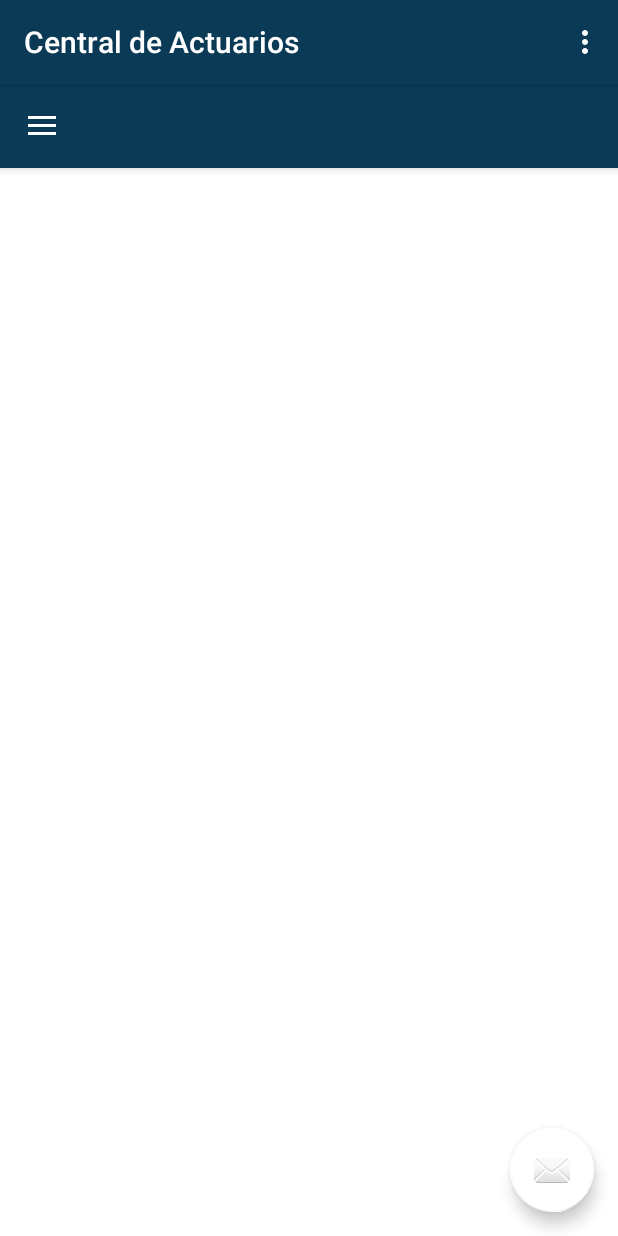
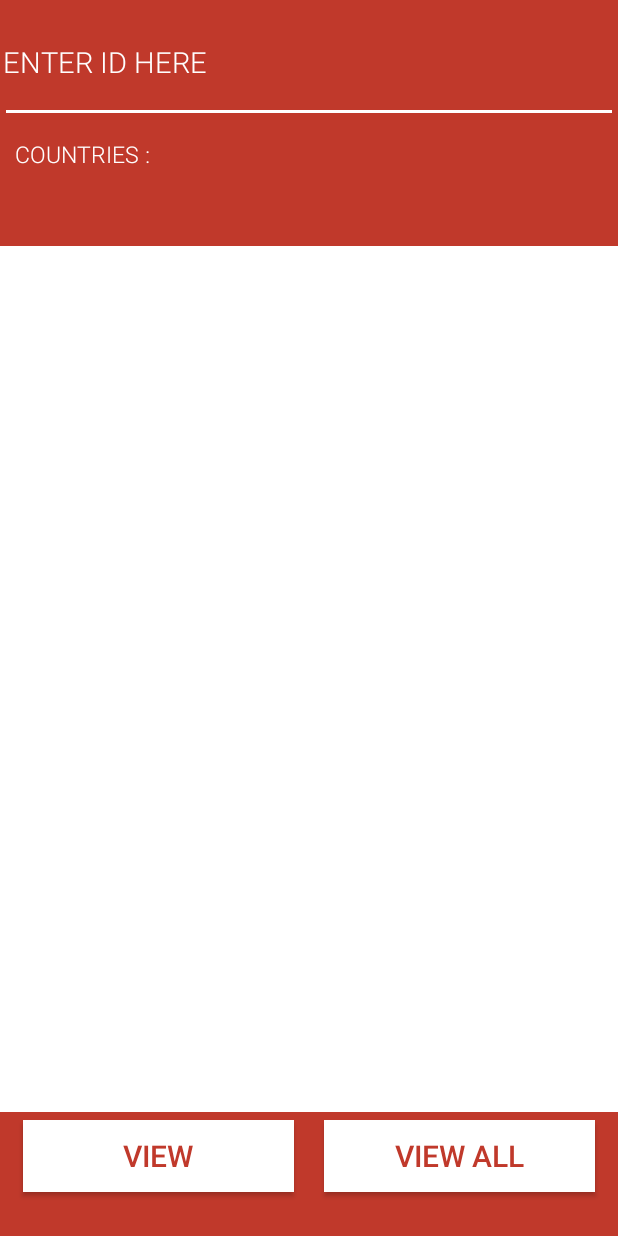
Before and after one commit to idarh/CentralActuarios, an Android app: the MainActivity screen opened directly, with no data from a screen before it, after a tap on "Sincronizar", on a phone screen of 412 x 824 dp. Run offline under Robolectric (Android 15) with nearby library versions, the phone set to English and light mode, and no system bars; 1 statement that could not run was skipped; 1 other tap on this screen came first.

Commit message:
prueba p-a

```diff
--- a/app/build.gradle
+++ b/app/build.gradle
@@ -37,5 +37,6 @@ dependencies {
     compile 'com.android.support:cardview-v7:22.2.1'
     compile 'com.nineoldandroids:library:2.4.0'
 
-
+    compile 'com.skyfishjy.ripplebackground:library:1.0.1'
+    compile 'com.victor:lib:1.0.4'
 }
--- a/app/src/main/java/com/example/sistemas/centralactuarios/ConnectionClass.java
+++ b/app/src/main/java/com/example/sistemas/centralactuarios/ConnectionClass.java
@@ -9,17 +9,13 @@ package com.example.sistemas.centralactuarios;
 import java.sql.SQLException;
 import java.sql.Connection;
 import java.sql.DriverManager;
-/**
- * Created by h-pc on 16-Oct-15.
- */
+
 public class ConnectionClass {
     String ip = "10.12.12.101";
     String classs = "net.sourceforge.jtds.jdbc.Driver";
     String db = "Andro";
     String un = "sa";
     String password = "masterkey";
-
-
     @SuppressLint("NewApi")
     public Connection CONN() {
         StrictMode.ThreadPolicy policy = new StrictMode.ThreadPolicy.Builder()
--- /dev/null
+++ b/app/src/main/java/com/example/sistemas/centralactuarios/LoadCountries.java
@@ -0,0 +1,131 @@
+package com.example.sistemas.centralactuarios;
+
+/**
+ * Created by Sistemas on 03/03/2016.
+ */
+import java.sql.Connection;
+import java.sql.DriverManager;
+import java.sql.PreparedStatement;
+import java.sql.ResultSet;
+import java.sql.SQLException;
+import java.util.ArrayList;
+import android.annotation.SuppressLint;
+import android.app.Activity;
+import android.graphics.Typeface;
+import android.os.Bundle;
+import android.os.StrictMode;
+import android.support.v7.app.ActionBarActivity;
+import android.util.Log;
+import android.view.View;
+import android.widget.AdapterView;
+import android.widget.AdapterView.OnItemClickListener;
+import android.widget.ArrayAdapter;
+import android.widget.Button;
+import android.widget.EditText;
+import android.widget.ListView;
+import android.widget.TextView;
+import android.widget.Toast;
+
+
+
+
+public class LoadCountries extends Activity {
+    TextView lblheader;
+    Typeface font;
+    Button btnviewall,btnview;
+    ListView lstcountry;
+    EditText edtid;
+    /*********** CONNECTION DATABASE VARIABLES **************/
+    String usernameS;
+    String datets;
+    String call="10.12.12.101", db="Andro", un="sa", passwords="masterkey";
+    Connection connect;
+    ResultSet rs;
+
+
+
+
+    @SuppressLint("NewApi")
+    private Connection CONN(String _user, String _pass, String _DB,
+                            String _server) {
+        StrictMode.ThreadPolicy policy = new StrictMode.ThreadPolicy.Builder()
+                .permitAll().build();
+        StrictMode.setThreadPolicy(policy);
+        Connection conn = null;
+        String ConnURL = null;
+        try {
+            Class.forName("net.sourceforge.jtds.jdbc.Driver");
+            ConnURL = "jdbc:jtds:sqlserver://" + _server + ";"
+                    + "databaseName=" + _DB + ";user=" + _user + ";password="
+                    + _pass + ";";
+            conn = DriverManager.getConnection(ConnURL);
+        } catch (SQLException se) {
+            Log.e("ERRO", se.getMessage());
+        } catch (ClassNotFoundException e) {
+            Log.e("ERRO", e.getMessage());
+        } catch (Exception e) {
+            Log.e("ERRO", e.getMessage());
+        }
+        return conn;
+    }
+    @Override
+    protected void onCreate(Bundle savedInstanceState) {
+        super.onCreate(savedInstanceState);
+        setContentView(R.layout.countries);
+
+        lblheader = (TextView) findViewById(R.id.lblheader);
+        lstcountry = (ListView) findViewById(R.id.lstcountry);
+        btnviewall = (Button) findViewById(R.id.btnviewall);
+        btnview = (Button) findViewById(R.id.btnview);
+        edtid = (EditText) findViewById(R.id.edtid);
+        /************* CONNECTION DATABASE VARIABLES ***************/
+        connect = CONN(un, passwords, db, call);
+        btnviewall.setOnClickListener(new View.OnClickListener() {
+            @Override
+            public void onClick(View v) {
+                try {
+                    PreparedStatement statement = connect.prepareStatement("EXEC viewAllCountries");
+                    final ArrayList list = new ArrayList();
+                    rs = statement.executeQuery();
+                    while (rs.next()) {
+                        list.add(rs.getString("CountryName"));
+                    }
+                    ArrayAdapter adapter = new ArrayAdapter(LoadCountries.this,
+                            android.R.layout.simple_list_item_1, list);
+                    lstcountry.setAdapter(adapter);
+                } catch (SQLException e) {
+                    Toast.makeText(LoadCountries.this, e.getMessage().toString(),
+                            Toast.LENGTH_LONG).show();
+                }
+            }
+        });
+        btnview.setOnClickListener(new View.OnClickListener() {
+            @Override
+            public void onClick(View v) {
+                try {
+                    PreparedStatement statement = connect.prepareStatement("EXEC viewCountry '"+edtid.getText().toString()+"'");
+                    final ArrayList list = new ArrayList();
+                    rs = statement.executeQuery();
+                    while (rs.next()) {
+                        list.add(rs.getString("CountryName"));
+                    }
+                    ArrayAdapter adapter = new ArrayAdapter(LoadCountries.this,
+                            android.R.layout.simple_list_item_1, list);
+                    lstcountry.setAdapter(adapter);
+                } catch (SQLException e) {
+                    Toast.makeText(LoadCountries.this, e.getMessage().toString(),
+                            Toast.LENGTH_LONG).show();
+                }
+            }
+        });
+        lstcountry.setOnItemClickListener(new OnItemClickListener() {
+            @Override
+            public void onItemClick(AdapterView<?> parent, View view,
+                                    int position, long id) {
+                // TODO Auto-generated method stub
+                String item = lstcountry.getItemAtPosition(position).toString();
+                Toast.makeText(LoadCountries.this, item + " selected", Toast.LENGTH_LONG).show();
+            }
+        });
+    }
+}
--- a/app/src/main/java/com/example/sistemas/centralactuarios/MainActivity.java
+++ b/app/src/main/java/com/example/sistemas/centralactuarios/MainActivity.java
@@ -102,6 +102,8 @@ public class MainActivity extends AppCompatActivity
 
 
         if (id == R.id.nav_sync) {
+            Intent i = new Intent(this, LoadCountries.class);
+            startActivity(i);
 
         } else if (id == R.id.nav_map) {
             Intent i = new Intent(this, MapActivity.class);
@@ -117,6 +119,8 @@ public class MainActivity extends AppCompatActivity
             startActivity(i);
 
         } else if (id == R.id.nav_location) {
+            Intent i = new Intent(this, LoadCountries.class);
+            startActivity(i);
 
         } else if (id == R.id.nav_share) {
 
--- a/app/src/main/res/layout/activity_estado.xml
+++ b/app/src/main/res/layout/activity_estado.xml
@@ -6,7 +6,7 @@
     android:id="@+id/drawer_layout"
     android:layout_width="match_parent"
     android:layout_height="match_parent"
-    android:background="@color/fontwhite"
+    android:background="@color/colorbackground"
     android:fitsSystemWindows="true"
     tools:openDrawer="start">
 
@@ -24,4 +24,5 @@
         app:headerLayout="@layout/nav_header_main"
         app:menu="@menu/activity_main_drawer" />
 
+
 </android.support.v4.widget.DrawerLayout>
--- /dev/null
+++ b/app/src/main/res/layout/countries.xml
@@ -0,0 +1,65 @@
+<?xml version="1.0" encoding="utf-8"?>
+<LinearLayout xmlns:android="http://schemas.android.com/apk/res/android"
+    android:layout_width="match_parent"
+    android:layout_height="match_parent"
+    android:background="#c0392b"
+    android:orientation="vertical"
+    android:weightSum="10" >
+    <EditText
+        android:id="@+id/edtid"
+        android:layout_width="match_parent"
+        android:layout_height="0dp"
+        android:layout_weight="1"
+        android:hint="ENTER ID HERE"
+        android:padding="2dp"
+        android:textColor="#fff"
+        android:textColorHint="#fff"
+        android:textSize="19sp" />
+    <TextView
+        android:id="@+id/lblheader"
+        android:layout_width="match_parent"
+        android:layout_height="0dp"
+        android:layout_weight="1"
+        android:padding="10dp"
+        android:text="COUNTRIES : "
+        android:textColor="#fff"
+        android:textSize="15sp" />
+    <ListView
+        android:id="@+id/lstcountry"
+        android:layout_width="match_parent"
+        android:layout_height="0dp"
+        android:layout_weight="7"
+        android:background="#fff"
+        android:divider="#252525"
+        android:dividerHeight="1dp" >
+    </ListView>
+    <LinearLayout
+        android:layout_width="match_parent"
+        android:layout_height="0dp"
+        android:layout_weight="1"
+        android:orientation="horizontal"
+        android:padding="5dp" >
+        <Button
+            android:id="@+id/btnview"
+            android:layout_width="0dp"
+            android:layout_height="wrap_content"
+            android:layout_marginLeft="10dp"
+            android:layout_marginRight="10dp"
+            android:layout_weight="1"
+            android:background="#fff"
+            android:text="VIEW"
+            android:textColor="#c0392b"
+            android:textSize="20sp" />
+        <Button
+            android:id="@+id/btnviewall"
+            android:layout_width="0dp"
+            android:layout_height="wrap_content"
+            android:layout_marginLeft="10dp"
+            android:layout_marginRight="10dp"
+            android:layout_weight="1"
+            android:background="#fff"
+            android:text="VIEW ALL"
+            android:textColor="#c0392b"
+            android:textSize="20sp" />
+    </LinearLayout>
+</LinearLayout>
```
Also changed, not shown: app/src/main/AndroidManifest.xml (+8 -4 lines), app/src/main/java/com/example/sistemas/centralactuarios/LoginActivity.java (+15 -5 lines), app/src/main/res/layout/activity_login.xml (+24 -10 lines), app/src/main/res/layout/activity_main.xml (+14 -0 lines). Lines whose indentation alone changed are shown as unchanged.
